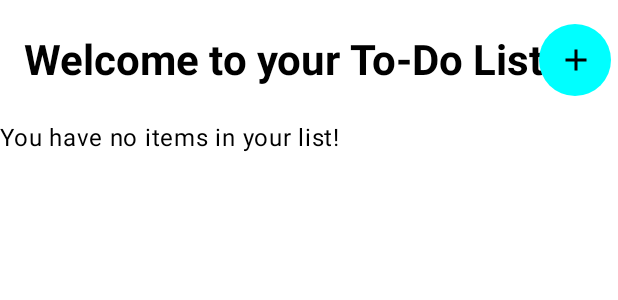
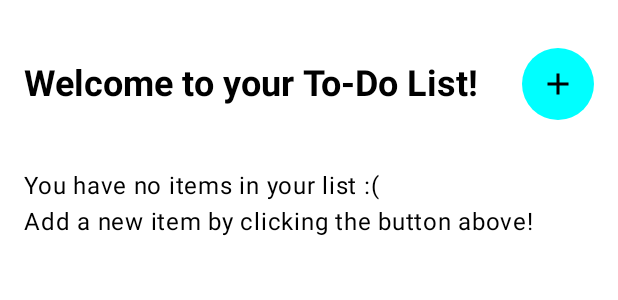
Before and after one commit to K4meko/KotlinToDoList, an Android app built with Jetpack Compose: the @Preview function GreetingPreview, on a phone screen of 412 x 824 dp. Shown: the top 300 px of the screen. Run offline under Robolectric (Android 15) with nearby library versions, the phone set to English and light mode, and no system bars.

Commit message:
UI changes

```diff
--- a/app/src/main/java/com/example/todolist/HomeView.kt
+++ b/app/src/main/java/com/example/todolist/HomeView.kt
@@ -5,6 +5,7 @@ import androidx.compose.foundation.clickable
 import androidx.compose.foundation.layout.Arrangement
 import androidx.compose.foundation.layout.Column
 import androidx.compose.foundation.layout.Row
+import androidx.compose.foundation.layout.Spacer
 import androidx.compose.foundation.layout.fillMaxWidth
 import androidx.compose.foundation.layout.height
 import androidx.compose.foundation.layout.padding
@@ -37,7 +38,9 @@ import androidx.compose.ui.text.TextStyle
 import androidx.compose.ui.text.font.FontWeight
 import androidx.compose.ui.tooling.preview.Preview
 import androidx.compose.ui.unit.dp
+import androidx.compose.ui.unit.sp
 import androidx.lifecycle.viewmodel.compose.viewModel
+import com.example.todolist.ui.theme.ToDoListTheme
 
 
 @OptIn(ExperimentalMaterial3Api::class)
@@ -48,26 +51,33 @@ fun HomeView() {
     var isSheetOpen by remember { mutableStateOf(false) }
 
 
-    Column {
+    Column(modifier = Modifier
+        .fillMaxWidth()
+        .padding(16.dp)
+        ) {
         Row(modifier = Modifier
             .fillMaxWidth()
-            .padding(16.dp),
+            .padding(top = 16.dp),
             horizontalArrangement = Arrangement.SpaceBetween,
             verticalAlignment = Alignment.CenterVertically) {
             Text(text = "Welcome to your To-Do List!",
-                style = TextStyle(fontSize = MaterialTheme.typography.headlineMedium.fontSize,
+                style = TextStyle(fontSize = 24.sp,
                     fontWeight = FontWeight(700),
                 ))
             IconButton(onClick = {isSheetOpen = true},
                 modifier = Modifier
                     .clip(CircleShape) // This will make the button circular
                     .background(Color.Cyan)
+
+
             ) {
                 Icon(Icons.Filled.Add, contentDescription = "Add item")
             }
         }
         if (viewModel.items.isEmpty()) {
-            Text(text = "You have no items in your list!")
+            Spacer(modifier = Modifier.height(32.dp))
+            Text(text = "You have no items in your list :(")
+            Text(text = "Add a new item by clicking the button above!")
         } else {
             viewModel.items.forEach {
                 ListItem(text = it.task)
@@ -76,11 +86,16 @@ fun HomeView() {
     }
     if (isSheetOpen) {
         ModalBottomSheet(onDismissRequest = {isSheetOpen = false}, sheetState = sheetState, modifier = Modifier.height(400.dp)) {
-          Column(Modifier.padding(16.dp).fillMaxWidth()) {
+          Column(
+              Modifier
+                  .padding(16.dp)
+                  .fillMaxWidth()) {
               TextField(
                   value = viewModel.newtask.value,
                   onValueChange = { viewModel.changeTask(it) },
-                  modifier = Modifier.fillMaxWidth().padding(bottom = 16.dp)
+                  modifier = Modifier
+                      .fillMaxWidth()
+                      .padding(bottom = 16.dp)
 
 
                       .background(Color.Transparent),
@@ -94,7 +109,8 @@ fun HomeView() {
                   viewModel.addItem(viewModel.newtask.value)
                   isSheetOpen = false
               }
-                  , modifier = Modifier.fillMaxWidth()
+                  , modifier = Modifier
+                      .fillMaxWidth()
 
                       .clip(RoundedCornerShape(12.dp))) {
                     Text("Add item")
@@ -105,3 +121,10 @@ fun HomeView() {
 
 
     }
+@Preview(showBackground = true, showSystemUi = true)
+@Composable
+fun GreetingPreview() {
+    ToDoListTheme {
+        HomeView()
+    }
+}
--- a/app/src/main/java/com/example/todolist/MainActivity.kt
+++ b/app/src/main/java/com/example/todolist/MainActivity.kt
@@ -36,11 +36,11 @@ fun Greeting(name: String, modifier: Modifier = Modifier) {
         modifier = modifier
     )
 }
-
-@Preview(showBackground = true, showSystemUi = true)
-@Composable
-fun GreetingPreview() {
-    ToDoListTheme {
-       HomeView()
-    }
-}
+//
+//@Preview(showBackground = true, showSystemUi = true)
+//@Composable
+//fun GreetingPreview() {
+//    ToDoListTheme {
+//       HomeView()
+//    }
+//}
```
